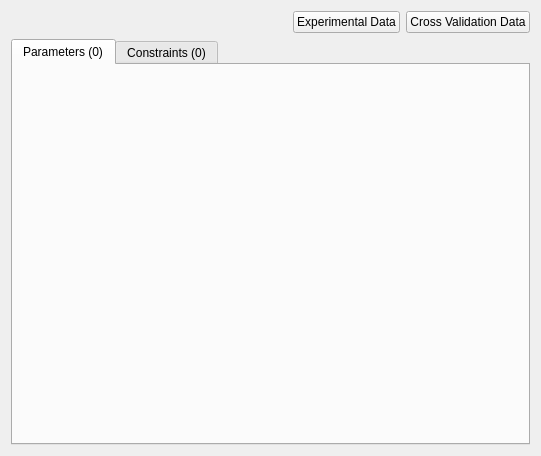
Old version of the form copasi/UI/CQFittingWidget.ui in the repository copasi/COPASI.
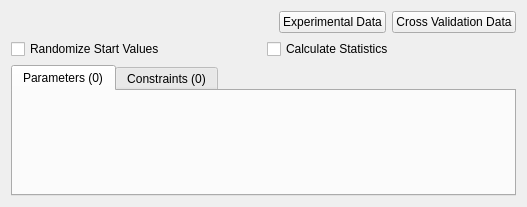
New version of the form. Custom widgets are drawn as their Qt base class.

Diff of the .ui file:
```diff
--- a/copasi/UI/CQFittingWidget.ui
+++ b/copasi/UI/CQFittingWidget.ui
@@ -19,8 +19,8 @@
    <rect>
     <x>0</x>
     <y>0</y>
-    <width>541</width>
-    <height>456</height>
+    <width>527</width>
+    <height>207</height>
    </rect>
   </property>
   <property name="caption" stdset="0" >
@@ -61,14 +61,35 @@
      </item>
     </layout>
    </item>
+   <item>
+    <layout class="QHBoxLayout" name="horizontalLayout_2" >
+     <item>
+      <widget class="QCheckBox" name="mpCheckRandomize" >
+       <property name="text" >
+        <string>Randomize Start Values</string>
+       </property>
+      </widget>
+     </item>
+     <item>
+      <widget class="QCheckBox" name="mpCheckStatistics" >
+       <property name="text" >
+        <string>Calculate Statistics</string>
+       </property>
+      </widget>
+     </item>
+    </layout>
+   </item>
    <item>
     <widget class="QTabWidget" name="mpTabWidget" >
-     <widget class="QWidget" name="mpParametersPage" >
+     <property name="currentIndex" >
+      <number>0</number>
+     </property>
+     <widget class="CQFittingItemWidget" name="mpParameters" >
       <attribute name="title" >
        <string>Parameters (0)</string>
       </attribute>
      </widget>
-     <widget class="QWidget" name="mpConstraintsPage" >
+     <widget class="CQFittingItemWidget" name="mpConstraints" >
       <attribute name="title" >
        <string>Constraints (0)</string>
       </attribute>
@@ -85,6 +106,12 @@
    <header>TaskWidget.h</header>
    <container>1</container>
   </customwidget>
+  <customwidget>
+   <class>CQFittingItemWidget</class>
+   <extends>QWidget</extends>
+   <header>copasi/UI/CQFittingItemWidget.h</header>
+   <container>1</container>
+  </customwidget>
  </customwidgets>
  <tabstops>
   <tabstop>mpBtnExperiment</tabstop>
```
Left out of the diff: 14 changed lines with no effect on the pictures.
